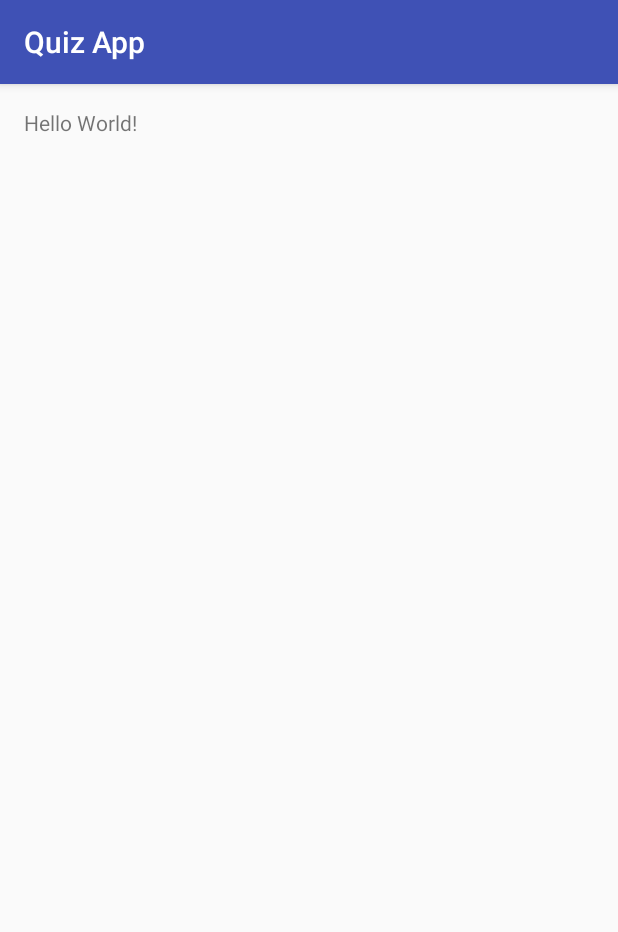
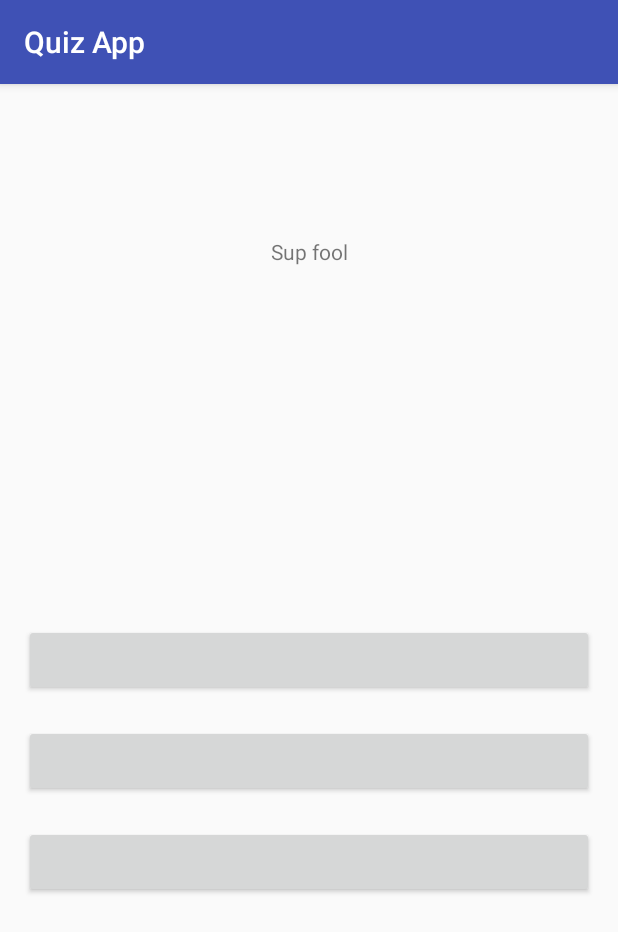
Before and after one commit to JaviMera/Quiz-App-Extended, an Android app: the screen it shows after launch (QuizActivity), on a phone screen of 412 x 824 dp. Shown: the top 932 px of the screen. Run offline under Robolectric (Android 15) with nearby library versions, the phone set to English and light mode, and no system bars.

Commit message:
Created layout to display appropriate elements on screen.

```diff
--- a/app/src/main/java/com/quiz/javi/quizapp/QuizActivity.java
+++ b/app/src/main/java/com/quiz/javi/quizapp/QuizActivity.java
@@ -2,12 +2,38 @@ package com.quiz.javi.quizapp;
 
 import android.support.v7.app.AppCompatActivity;
 import android.os.Bundle;
+import android.widget.Button;
+import android.widget.TextView;
+
+import java.util.HashMap;
+import java.util.Map;
 
 public class QuizActivity extends AppCompatActivity {
+
+    private Map<Button, Integer> mButtonMap;
+
+    TextView mQuestionTextView;
+    Button mButtonAnswer1;
+    Button mButtonAnswer2;
+    Button mButtonAnswer3;
 
     @Override
     protected void onCreate(Bundle savedInstanceState) {
         super.onCreate(savedInstanceState);
         setContentView(R.layout.activity_quiz);
+
+        mButtonMap = new HashMap<>();
+
+        mButtonAnswer1 = getButton(R.id.buttonAnswer1);
+        mButtonAnswer2 = getButton(R.id.buttonAnswer2);
+        mButtonAnswer3 = getButton(R.id.buttonAnswer3);
+
+        mButtonMap.put(mButtonAnswer1, 0);
+        mButtonMap.put(mButtonAnswer2, 1);
+        mButtonMap.put(mButtonAnswer3, 2);
+    }
+
+    private Button getButton(int id){
+        return (Button) findViewById(id);
     }
 }
--- a/app/src/main/res/layout/activity_quiz.xml
+++ b/app/src/main/res/layout/activity_quiz.xml
@@ -10,7 +10,38 @@
     tools:context="com.quiz.javi.quizapp.QuizActivity">
 
     <TextView
-        android:layout_width="wrap_content"
+        android:layout_width="match_parent"
         android:layout_height="wrap_content"
-        android:text="Hello World!" />
+        android:id="@+id/questionTextView"
+        android:text="Sup fool"
+        android:textAlignment="center"
+        android:layout_alignParentTop="true"
+        android:layout_alignParentStart="true"
+        android:layout_marginTop="86dp" />
+
+    <Button
+        android:layout_width="match_parent"
+        android:layout_height="wrap_content"
+        android:layout_centerVertical="true"
+        android:layout_centerHorizontal="true"
+        android:id="@+id/buttonAnswer1"
+        android:elevation="0dp" />
+
+    <Button
+        android:layout_width="match_parent"
+        android:layout_height="wrap_content"
+        android:id="@+id/buttonAnswer2"
+        android:elevation="0dp"
+        android:layout_below="@+id/buttonAnswer1"
+        android:layout_alignParentStart="true"
+        android:layout_marginTop="19dp" />
+
+    <Button
+        android:layout_width="match_parent"
+        android:layout_height="wrap_content"
+        android:id="@+id/buttonAnswer3"
+        android:elevation="0dp"
+        android:layout_marginTop="19dp"
+        android:layout_below="@+id/buttonAnswer2"
+        android:layout_alignParentStart="true" />
 </RelativeLayout>
```
